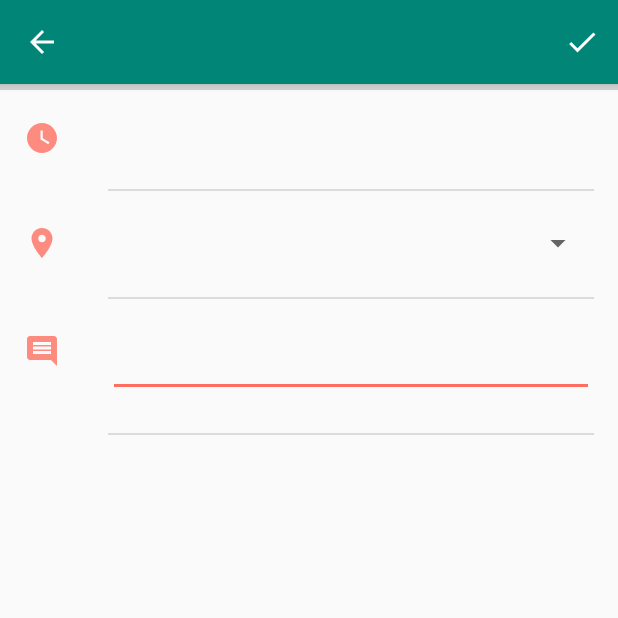
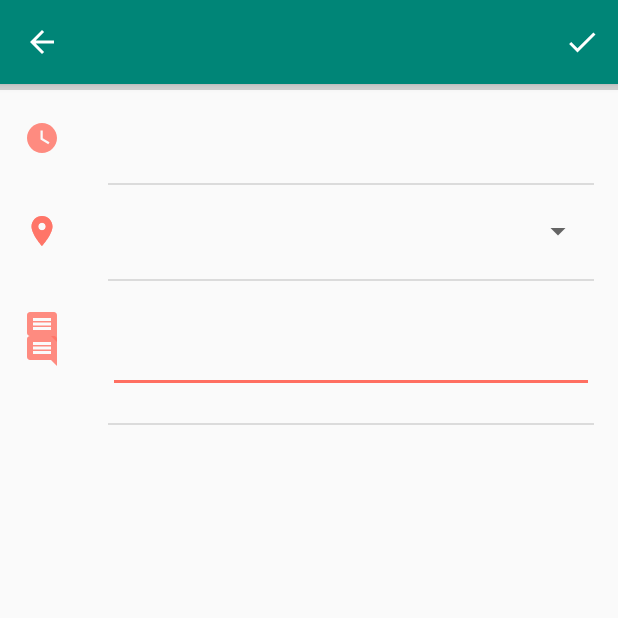
Before and after one commit to offvanHooijdonk/training-photomap, an Android app: the PhotoViewEditActivity screen opened directly, with no data from a screen before it, after a tap on "Save", on a phone screen of 412 x 824 dp, the top half of it. Run offline under Robolectric (Android 15) with nearby library versions, the phone set to English and light mode, and no system bars; our stand-ins replace Dagger/Hilt's generated code, data binding; libraries missing offline, so code that uses them is left out: com.parse; 3 statements that could not run were skipped.

Commit message:
UI adjustments. Error handling added.

```diff
--- a/model/src/main/java/by/off/photomap/model/PhotoInfo.kt
+++ b/model/src/main/java/by/off/photomap/model/PhotoInfo.kt
@@ -5,7 +5,7 @@ import java.util.Date
 data class PhotoInfo(
     val id: String,
     val author: UserInfo? = null,
-    var description: String? = null,
+    var description: String,
     val shotTimestamp: Date,
     var category: Int,
     val latitude: Double? = null,
@@ -19,5 +19,7 @@ data class PhotoInfo(
         const val SHOT_TIMESTAMP = "shotTimestamp"
         const val CATEGORY = "category"
         const val LOCATION = "location"
+
+        const val EMPTY_VALUE = "-"
     }
 }
--- a/storage_parse_impl/src/main/java/by/off/photomap/storage/parse/impl/PhotoServiceImpl.kt
+++ b/storage_parse_impl/src/main/java/by/off/photomap/storage/parse/impl/PhotoServiceImpl.kt
@@ -68,7 +68,7 @@ class PhotoServiceImpl @Inject constructor(private val ctx: Context) : PhotoServ
                     val longitude = it.getDouble(it.getColumnIndex(MediaStore.Images.Media.LONGITUDE)).let { value -> if (value == 0.0) null else value }
                     val dateTaken = it.getLong(it.getColumnIndex(MediaStore.Images.Media.DATE_TAKEN))
                     val description = it.getString(it.getColumnIndex(MediaStore.Images.Media.TITLE))
-                    Response(PhotoInfo("", null, description, Date(dateTaken), 0, latitude, longitude))
+                    Response(PhotoInfo("", null, description ?: "", Date(dateTaken), 0, latitude, longitude))
                 }
             } catch (e: Exception) {
                 Response<PhotoInfo>(error = e)
--- a/storage_parse_impl/src/main/java/by/off/photomap/storage/parse/impl/parseConverters.kt
+++ b/storage_parse_impl/src/main/java/by/off/photomap/storage/parse/impl/parseConverters.kt
@@ -9,7 +9,7 @@ fun convertToPhoto(parse: ParseObject, userInfo: UserInfo): PhotoInfo =
     PhotoInfo(
         parse.objectId,
         userInfo,
-        parse.getString(PhotoInfo.DESCRIPTION),
+        parse.getString(PhotoInfo.DESCRIPTION) ?: PhotoInfo.EMPTY_VALUE,
         parse.getDate(PhotoInfo.SHOT_TIMESTAMP)!!,
         parse.getInt(PhotoInfo.CATEGORY),
         parse.getParseGeoPoint(PhotoInfo.LOCATION)?.latitude,
--- a/view_main/src/main/java/by/off/photomap/presentation/ui/photo/PhotoViewEditActivity.kt
+++ b/view_main/src/main/java/by/off/photomap/presentation/ui/photo/PhotoViewEditActivity.kt
@@ -6,12 +6,15 @@ import android.databinding.BindingAdapter
 import android.databinding.DataBindingUtil
 import android.net.Uri
 import android.os.Bundle
+import android.support.design.widget.Snackbar
+import android.support.design.widget.TextInputLayout
 import android.support.v7.app.AlertDialog
 import android.support.v7.app.AppCompatActivity
 import android.view.Menu
 import android.view.MenuItem
 import android.widget.ArrayAdapter
 import android.widget.TextView
+import by.off.photomap.core.ui.colorError
 import by.off.photomap.core.ui.dto.CategoryInfo
 import by.off.photomap.core.utils.di.ViewModelFactory
 import by.off.photomap.di.PhotoScreenComponent
@@ -35,6 +38,7 @@ class PhotoViewEditActivity : AppCompatActivity() {
     private lateinit var ctx: Context
     private lateinit var mode: MODE
     private lateinit var viewModel: PhotoViewModel
+    private var enableSave = true
 
     override fun onCreate(savedInstanceState: Bundle?) {
         super.onCreate(savedInstanceState)
@@ -50,6 +54,13 @@ class PhotoViewEditActivity : AppCompatActivity() {
             leaveScreen?.let { if (it) finish() }
         })
         viewModel.loadImageLiveData.observe(this, Observer { })
+        viewModel.errorLiveData.observe(this, Observer { error ->
+            error?.let { Snackbar.make(progressSaving, it.message ?: "Unknown", Snackbar.LENGTH_INDEFINITE).colorError().show() }
+        })
+        viewModel.saveEnableLiveData.observe(this, Observer { enable ->
+            enableSave = enable ?: false
+            invalidateOptionsMenu()
+        })
 
 
         setSupportActionBar(toolbar)
@@ -64,6 +75,12 @@ class PhotoViewEditActivity : AppCompatActivity() {
 
             viewModel.setupWithUri(uri)
         }
+    }
+
+    override fun onPrepareOptionsMenu(menu: Menu?): Boolean {
+        menu?.findItem(R.id.item_save)?.isEnabled = enableSave
+
+        return super.onPrepareOptionsMenu(menu)
     }
 
     override fun onOptionsItemSelected(item: MenuItem?): Boolean {
@@ -110,3 +127,8 @@ fun setImageUri(imageView: ImageView, uri: Uri?) {
 fun setPhotoTimestamp(textView: TextView, date: Date?) {
     textView.text = if (date != null) DateFormat.getDateTimeInstance(DateFormat.MEDIUM, DateFormat.MEDIUM).format(date) else null
 }
+
+@BindingAdapter("error")
+fun setTextInpuLayoutError(til: TextInputLayout, errorMessage: String?) {
+    til.error = errorMessage
+}
--- a/view_main/src/main/java/by/off/photomap/presentation/viewmodel/photo/PhotoViewModel.kt
+++ b/view_main/src/main/java/by/off/photomap/presentation/viewmodel/photo/PhotoViewModel.kt
@@ -1,12 +1,12 @@
 package by.off.photomap.presentation.viewmodel.photo
 
 import android.arch.lifecycle.LiveData
+import android.arch.lifecycle.MutableLiveData
 import android.arch.lifecycle.ViewModel
 import android.databinding.ObservableBoolean
 import android.databinding.ObservableField
 import android.databinding.ObservableInt
 import android.net.Uri
-import android.support.design.widget.Snackbar
 import android.util.Log
 import by.off.photomap.core.utils.LOGCAT
 import by.off.photomap.core.utils.map
@@ -19,6 +19,8 @@ class PhotoViewModel @Inject constructor(private val photoService: PhotoService)
     // todo make a separate livaData for upload
     val liveData: LiveData<Boolean> = photoService.serviceLiveData.map { response -> onResponse(response) }
     val loadImageLiveData = photoService.loadImageLiveData.map { progressPerCent -> onLoadStatus(progressPerCent) }
+    val errorLiveData = MutableLiveData<Exception?>()
+    val saveEnableLiveData = MutableLiveData<Boolean?>()
 
     val imageUri = ObservableField<Uri>()
     val inProgress = ObservableBoolean(false)
@@ -26,6 +28,7 @@ class PhotoViewModel @Inject constructor(private val photoService: PhotoService)
     val progressPerCent = ObservableInt(0)
     val photoInfo = ObservableField<PhotoInfo?>()
     val editMode = ObservableBoolean(false)
+    val descriptionError = ObservableField<String?>()
     private val saveInProgress = ObservableBoolean(false)
 
     fun loadById() {
@@ -42,11 +45,14 @@ class PhotoViewModel @Inject constructor(private val photoService: PhotoService)
     }
 
     fun save() {
-        saveInProgress.set(true)
-        progressIndeterminate.set(false)
-        inProgress.set(true)
+        if (validate()) {
+            saveInProgress.set(true)
+            progressIndeterminate.set(false)
+            inProgress.set(true)
+            saveEnableLiveData.postValue(false)
 
-        photoService.save(photoInfo.get()!!, imageUri.get()!!) // TODO add null check
+            photoService.save(photoInfo.get()!!, imageUri.get()!!) // TODO add null check
+        }
     }
 
     fun update(photoInfo: PhotoInfo) {
@@ -62,15 +68,27 @@ class PhotoViewModel @Inject constructor(private val photoService: PhotoService)
         inProgress.set(false)
         photoInfo.set(response.data)
         progressPerCent.set(0)
+        Log.i(LOGCAT, "Data arrived ${response.data}")
 
         if (saveInProgress.get() && response.data != null) {
             exitScreen = true
         }
-        if (response.error != null) {
-            // TODO create error liveData
+        response.error?.let {
+            errorLiveData.postValue(response.error)
+            saveEnableLiveData.postValue(false)
         }
         saveInProgress.set(false)
 
         return exitScreen
     }
+
+    private fun validate(): Boolean {
+        return if (photoInfo.get()?.description != null && photoInfo.get()?.description?.trim()?.isEmpty() != true) {
+            true
+        } else {
+            descriptionError.set("The field is mandatory, please fill in")
+            false
+        }
+    }
+
 }
--- a/view_main/src/main/res/layout/act_photo_view_edit.xml
+++ b/view_main/src/main/res/layout/act_photo_view_edit.xml
@@ -136,6 +136,7 @@
                         app:layout_constraintTop_toBottomOf="@id/txtPhotoTimestamp" />
 
                     <ImageView
+                        android:id="@+id/imgCategoryLabel"
                         android:layout_width="wrap_content"
                         android:layout_height="wrap_content"
                         android:alpha="0.8"
@@ -143,6 +144,17 @@
                         android:tint="@color/colorAccent"
                         app:layout_constraintStart_toStartOf="@id/guideIcons"
                         app:layout_constraintTop_toTopOf="@id/txtPhotoCategory" />
+
+                    <ImageView
+                        android:id="@+id/imgCategorySpinner"
+                        android:layout_width="wrap_content"
+                        android:layout_height="wrap_content"
+                        android:alpha="0.8"
+                        android:src="@drawable/ic_category_24"
+                        android:tint="@color/colorAccent"
+                        app:layout_constraintBottom_toBottomOf="@id/spinnerCategories"
+                        app:layout_constraintStart_toStartOf="@id/guideIcons"
+                        app:layout_constraintTop_toTopOf="@id/spinnerCategories" />
 
                     <Spinner
                         android:id="@+id/spinnerCategories"
@@ -171,10 +183,11 @@
                         style="@style/DividerHorizontal"
                         android:layout_marginTop="@dimen/photo_attr_divider_margin_top"
                         app:layout_constraintEnd_toEndOf="parent"
-                        app:layout_constraintStart_toStartOf="@id/txtPhotoCategory"
+                        app:layout_constraintStart_toStartOf="@id/guideParameters"
                         app:layout_constraintTop_toBottomOf="@id/barrierCategory" />
 
                     <ImageView
+                        android:id="@+id/imgDescriptionLabel"
                         android:layout_width="wrap_content"
                         android:layout_height="wrap_content"
                         android:alpha="0.8"
@@ -183,14 +196,33 @@
                         app:layout_constraintStart_toStartOf="@id/guideIcons"
                         app:layout_constraintTop_toTopOf="@id/txtPhotoDescription" />
 
-                    <EditText
-                        android:id="@+id/inputPhotoDescription"
+                    <ImageView
+                        android:id="@+id/imgDescriptionEdit"
+                        android:layout_width="wrap_content"
+                        android:layout_height="wrap_content"
+                        android:layout_marginTop="16dp"
+                        android:alpha="0.8"
+                        android:src="@drawable/ic_description_24"
+                        android:tint="@color/colorAccent"
+                        app:layout_constraintStart_toStartOf="@id/guideIcons"
+                        app:layout_constraintTop_toTopOf="@id/tilPhotoDescription" />
+
+                    <android.support.design.widget.TextInputLayout
+                        android:id="@+id/tilPhotoDescription"
                         style="@style/TextPhotoAttributes"
-                        android:enabled="@{!model.inProgress}"
-                        android:text="@={model.photoInfo.description}"
+                        error="@{model.descriptionError}"
                         app:layout_constraintStart_toStartOf="@id/guideParameters"
-                        app:layout_constraintTop_toBottomOf="@id/barrierCategory"
-                        tools:text="@string/fish_text" />
+                        app:layout_constraintTop_toBottomOf="@id/barrierCategory">
+
+                        <EditText
+                            android:id="@+id/inputPhotoDescription"
+                            android:layout_width="match_parent"
+                            android:layout_height="wrap_content"
+                            android:enabled="@{!model.inProgress}"
+                            android:text="@={model.photoInfo.description}"
+
+                            tools:text="@string/fish_text" />
+                    </android.support.design.widget.TextInputLayout>
 
                     <TextView
                         android:id="@+id/txtPhotoDescription"
@@ -199,7 +231,6 @@
                         android:text="@{model.photoInfo.description}"
                         app:layout_constraintStart_toStartOf="@id/guideParameters"
                         app:layout_constraintTop_toBottomOf="@id/barrierCategory"
-                        app:layout_goneMarginTop="@dimen/photo_attr_margin_top"
                         tools:text="@string/fish_text" />
 
                     <android.support.constraint.Barrier
@@ -207,26 +238,26 @@
                         android:layout_width="wrap_content"
                         android:layout_height="wrap_content"
                         app:barrierDirection="bottom"
-                        app:constraint_referenced_ids="txtPhotoDescription,inputPhotoDescription" />
+                        app:constraint_referenced_ids="txtPhotoDescription,tilPhotoDescription" />
 
                     <View
                         android:id="@+id/dividerDescription"
                         style="@style/DividerHorizontal"
                         android:layout_marginTop="@dimen/photo_attr_divider_margin_top"
-                        app:layout_constraintStart_toStartOf="@id/txtPhotoDescription"
+                        app:layout_constraintStart_toStartOf="@id/guideParameters"
                         app:layout_constraintTop_toBottomOf="@id/barrierDescription" />
 
                     <android.support.constraint.Group
                         android:layout_width="wrap_content"
                         android:layout_height="wrap_content"
                         android:visibility="@{model.editMode ? View.VISIBLE : View.GONE}"
-                        app:constraint_referenced_ids="inputPhotoDescription, spinnerCategories" />
+                        app:constraint_referenced_ids="tilPhotoDescription, spinnerCategories, imgCategorySpinner, imgDescriptionEdit" />
 
                     <android.support.constraint.Group
                         android:layout_width="wrap_content"
                         android:layout_height="wrap_content"
-                        android:visibility="@{model.editMode ? View.INVISIBLE : View.VISIBLE}"
-                        app:constraint_referenced_ids="txtPhotoDescription, txtPhotoCategory, dividerDescription" />
+                        android:visibility="@{model.editMode ? View.GONE : View.VISIBLE}"
+                        app:constraint_referenced_ids="txtPhotoDescription, txtPhotoCategory, imgCategoryLabel, dividerDescription, imgDescriptionLabel" />
                 </android.support.constraint.ConstraintLayout>
             </FrameLayout>
         </android.support.v4.widget.NestedScrollView>
--- a/view_main/src/main/res/values/dimens.xml
+++ b/view_main/src/main/res/values/dimens.xml
@@ -1,6 +1,6 @@
 <?xml version="1.0" encoding="utf-8"?>
 <resources>
     <dimen name="photo_attr_text_size">16sp</dimen>
-    <dimen name="photo_attr_margin_top">48dp</dimen>
-    <dimen name="photo_attr_divider_margin_top">24dp</dimen>
+    <dimen name="photo_attr_margin_top">40dp</dimen>
+    <dimen name="photo_attr_divider_margin_top">20dp</dimen>
 </resources>
```
